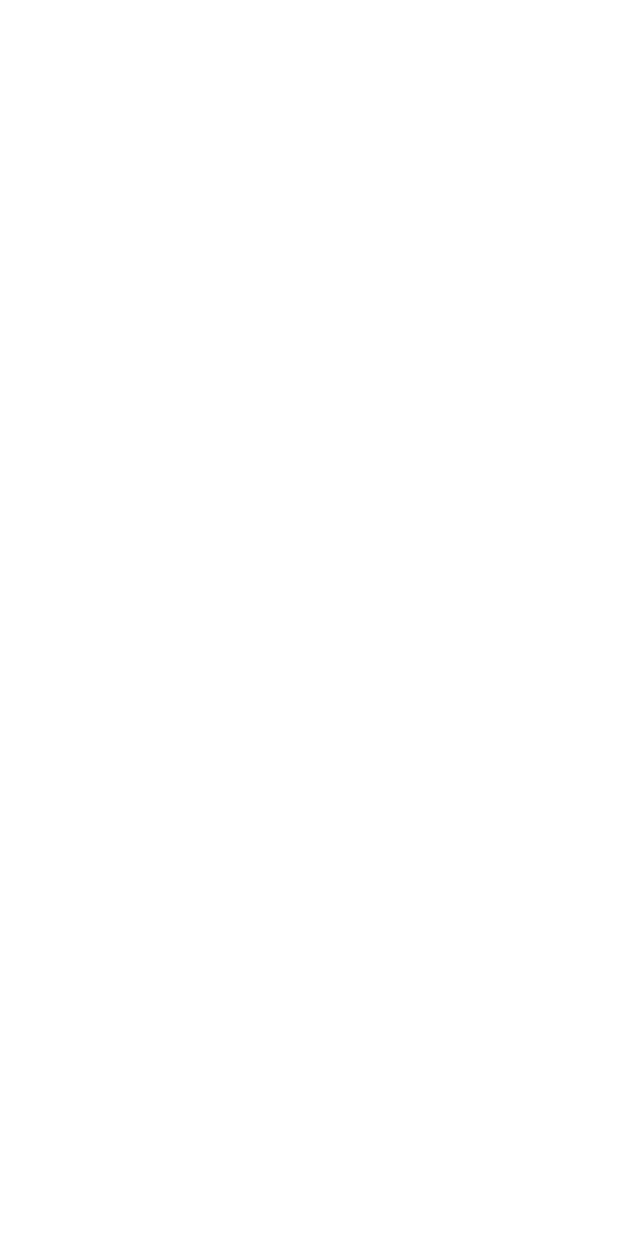
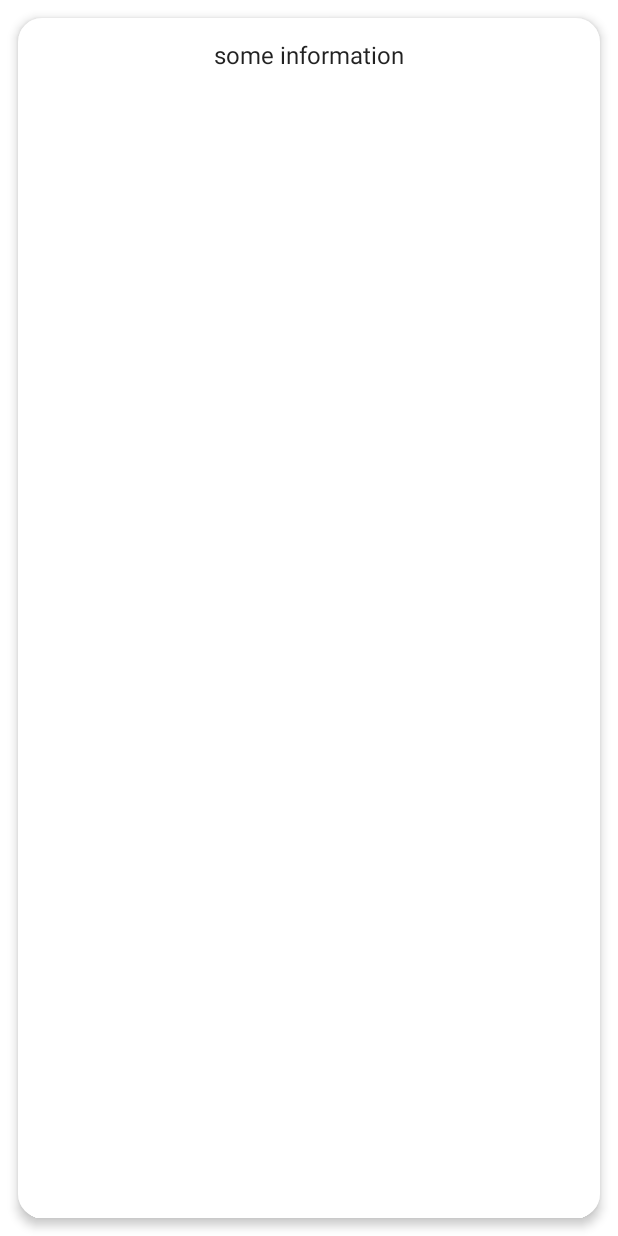
Before and after one commit to Kiekara/weather-app, an Android app built with Jetpack Compose: the screen it shows after launch (MainActivity), on a phone screen of 412 x 824 dp. Before the commit the screen is empty. Run offline under Robolectric (Android 15) with nearby library versions, the phone set to English and light mode, and no system bars.

Commit message:
Add Composable function Layout

```diff
--- a/WeatherApp/app/src/main/java/fi/tuni/weatherapp/MainActivity.kt
+++ b/WeatherApp/app/src/main/java/fi/tuni/weatherapp/MainActivity.kt
@@ -3,12 +3,21 @@ package fi.tuni.weatherapp
 import android.os.Bundle
 import androidx.activity.ComponentActivity
 import androidx.activity.compose.setContent
+import androidx.compose.foundation.layout.Arrangement
+import androidx.compose.foundation.layout.Column
 import androidx.compose.foundation.layout.fillMaxSize
+import androidx.compose.foundation.layout.padding
+import androidx.compose.foundation.shape.CornerSize
+import androidx.compose.foundation.shape.RoundedCornerShape
+import androidx.compose.material.Card
 import androidx.compose.material.MaterialTheme
 import androidx.compose.material.Surface
+import androidx.compose.material.Text
 import androidx.compose.runtime.Composable
+import androidx.compose.ui.Alignment
 import androidx.compose.ui.Modifier
 import androidx.compose.ui.tooling.preview.Preview
+import androidx.compose.ui.unit.dp
 import fi.tuni.weatherapp.ui.theme.WeatherAppTheme
 
 class MainActivity : ComponentActivity() {
@@ -31,7 +40,19 @@ class MainActivity : ComponentActivity() {
 
 @Composable
 fun Layout() {
-
+    Card(
+        modifier = Modifier.padding(12.dp),
+        shape = RoundedCornerShape(corner = CornerSize(16.dp)),
+        elevation = 4.dp
+    ) {
+        Column(
+            modifier = Modifier.padding(16.dp),
+            verticalArrangement = Arrangement.Top,
+            horizontalAlignment = Alignment.CenterHorizontally
+        ) {
+            Text(text = "some information")
+        }
+    }
 }
 
 @Preview(showBackground = true)
```
